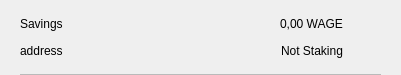
Above: src/qt/digiwage/forms/csrow.ui from digiwage/digiwage before the change. Below: the same form after it.
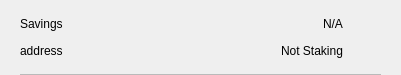
That is the form after the change. Icons and pictures are not drawn.

```diff
--- a/src/qt/digiwage/forms/csrow.ui
+++ b/src/qt/digiwage/forms/csrow.ui
@@ -99,7 +99,7 @@
            <item>
             <widget class="QLabel" name="labelAmount">
              <property name="text">
-              <string>0,00 WAGE</string>
+              <string notr="true">N/A</string>
              </property>
             </widget>
            </item>
```
Left out of the diff: 8 changed lines with no effect on the pictures.
